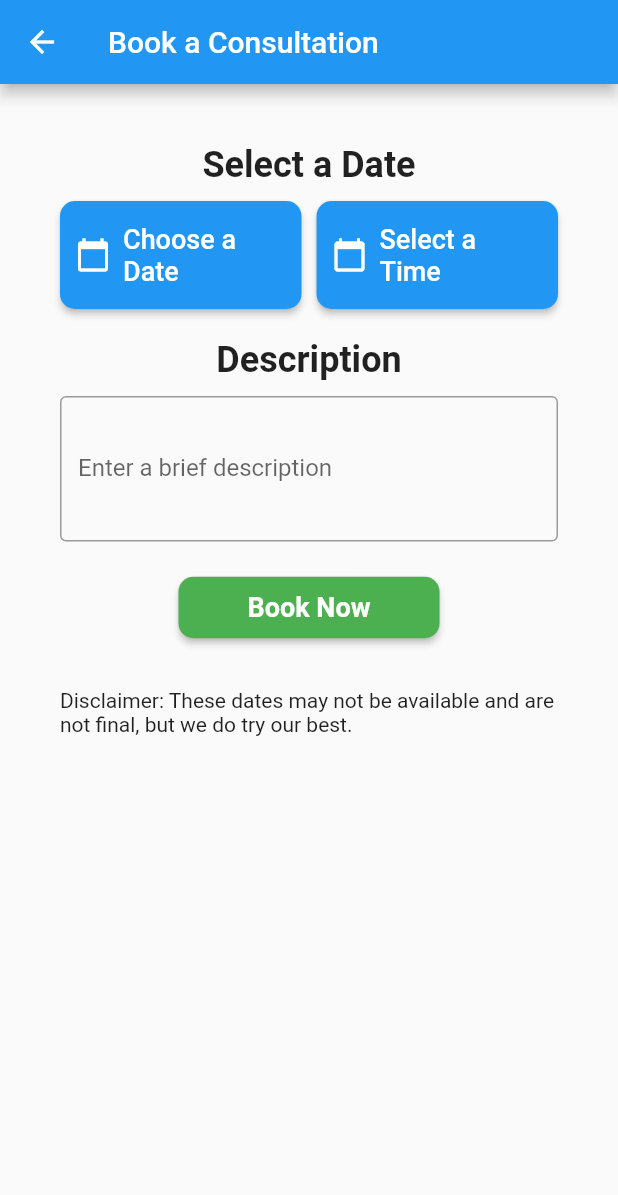
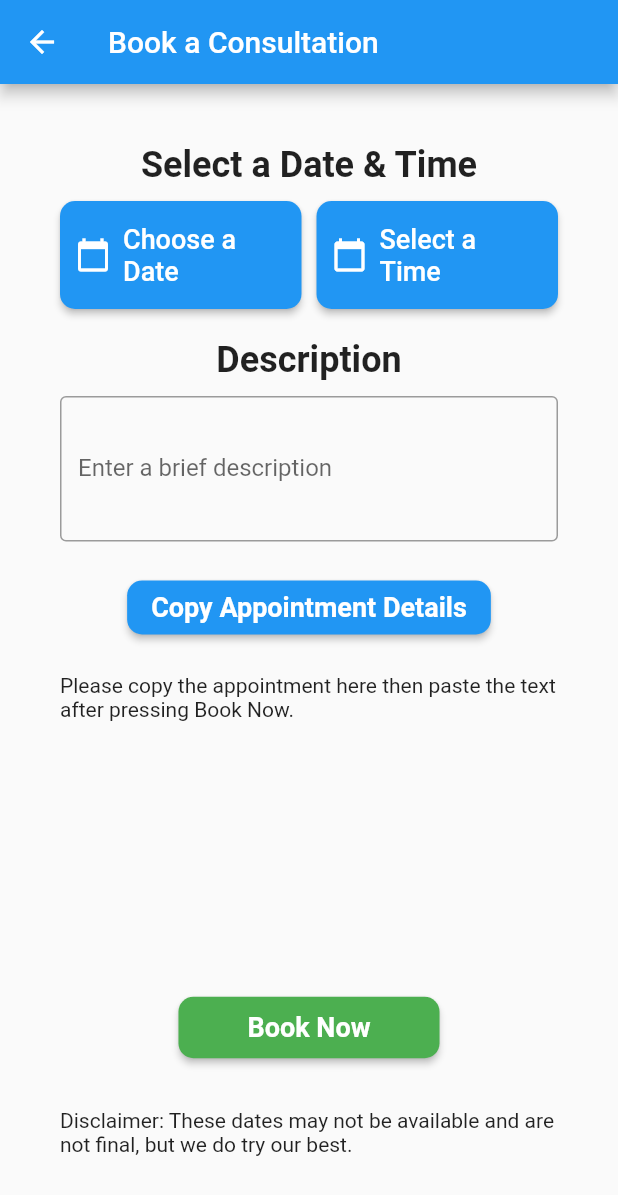
Before and after one commit to AayushBaniya2006/Helpmandu, a Flutter app: the BookPage screen opened directly with empty values, after a tap on "Book Now", on a phone screen of 412 x 824 dp. Shown: the top 1195 px of the screen. Run offline on Flutter 3.47's test engine with Material 2 defaults, Android fonts, the phone set to English and light mode, and no system bars; our stand-ins replace firebase_auth, firebase_core, google_sign_in; missing offline and left inert: flutter_phone_direct_caller; accounts and stored records are empty.

Commit message:
Completed App

```diff
--- a/lib/Components/ServiceDesc.dart
+++ b/lib/Components/ServiceDesc.dart
@@ -31,7 +31,7 @@ class ServiceDesc extends StatelessWidget {
   }
 
   directcall() async{
-    await FlutterPhoneDirectCaller.callNumber("15124095461");
+    await FlutterPhoneDirectCaller.callNumber("+9979851140485");
   }
 
   Widget _buildImageWidget() {
--- a/lib/Components/booking.dart
+++ b/lib/Components/booking.dart
@@ -1,5 +1,9 @@
 import 'package:flutter/material.dart';
+import 'package:flutter/services.dart';
 import 'package:url_launcher/url_launcher.dart';
+import 'dart:io' show Platform;
+
+
 
 class BookPage extends StatefulWidget {
   final String name;
@@ -45,6 +49,9 @@ class _BookPageState extends State<BookPage> {
     }
   }
 
+
+
+
   @override
   void dispose() {
     _textFieldControllerDescription.dispose();
@@ -52,16 +59,33 @@ class _BookPageState extends State<BookPage> {
   }
 
   SMS(String phoneNumber, String message) async {
-    Uri smsLaunchUri = Uri(
+
+
+
+      if(Platform.isIOS){
+         Uri smsLaunchUri = Uri(
       scheme: 'sms',
-      path: phoneNumber,
-      queryParameters: <String, String>{
-        'body': message,
-      },
+      path: '+9979851140485',
+
     );
+    await launchUrl(smsLaunchUri);
+      }
 
-    await launchUrl(smsLaunchUri); // Use launch instead of launchUrl
+      if(Platform.isAndroid){
+
+        Uri smsLaunchUris = Uri(
+          scheme: 'sms',
+          path: "+9979851140485",
+          queryParameters: <String, String>{
+            'body': message,
+          },
+        );
+
+    await launchUrl(smsLaunchUris);
+      }
+
   }
+
 
   @override
   Widget build(BuildContext context) {
@@ -83,7 +107,7 @@ class _BookPageState extends State<BookPage> {
             crossAxisAlignment: CrossAxisAlignment.center,
             children: [
               const Text(
-                'Select a Date',
+                'Select a Date & Time',
                 style: TextStyle(
                   fontSize: 24,
                   fontWeight: FontWeight.bold,
@@ -161,6 +185,46 @@ class _BookPageState extends State<BookPage> {
                       'Date: $date\n'
                       'Time: $time\n'
                       'Description: $description';
+                  Clipboard.setData(ClipboardData(text: message));
+
+
+                },
+                style: ElevatedButton.styleFrom(
+                  primary: Colors.blue,
+                  shape: RoundedRectangleBorder(
+                    borderRadius: BorderRadius.circular(10),
+                  ),
+                ),
+
+                child: const Padding(
+                  padding: EdgeInsets.symmetric(
+                    vertical: 0,
+                    horizontal: 0,
+                  ),
+
+                  child: Text(
+                    'Copy Appointment Details',
+                    style: TextStyle(
+                      fontSize: 18,
+                      fontWeight: FontWeight.bold,
+                    ),
+                  ),
+                ),
+              ),
+              const SizedBox(height: 20),
+              const Text('Please copy the appointment here then paste the text after pressing Book Now.'),
+              const SizedBox(height: 180),
+
+              ElevatedButton(
+                onPressed: () {
+                  String description = _textFieldControllerDescription.text;
+                  String time = selectedTime != null ? selectedTime!.format(context) : 'Not selected';
+                  String date = selectedDate != null ? selectedDate!.toString().split(' ')[0] : 'Not selected';
+
+                  String message = 'Appointment: ${widget.name}\n'
+                      'Date: $date\n'
+                      'Time: $time\n'
+                      'Description: $description';
 
                   SMS('5124095461', message);
                 },
@@ -170,11 +234,13 @@ class _BookPageState extends State<BookPage> {
                     borderRadius: BorderRadius.circular(10),
                   ),
                 ),
+
                 child: const Padding(
                   padding: EdgeInsets.symmetric(
                     vertical: 10,
                     horizontal: 30,
                   ),
+
                   child: Text(
                     'Book Now',
                     style: TextStyle(
--- a/lib/Pages/Do Not Change/registerPage.dart
+++ b/lib/Pages/Do Not Change/registerPage.dart
@@ -8,6 +8,7 @@ import 'package:helpmandu/Components/button.dart';
 import '../../Components/auth_services.dart';
 import '../../Components/square_tile.dart';
 import 'package:helpmandu/Components/my_textfield.dart';
+
 
 
 
--- a/lib/Pages/MainPage.dart
+++ b/lib/Pages/MainPage.dart
@@ -88,27 +88,8 @@ class MainPage extends StatelessWidget {
           ),
 
           // Add the box with a circular image and text
-          Container(
-            padding: const EdgeInsets.all(16.0),
-            child: const Row(
-              children: [
-                CircleAvatar(
-                  radius: 50,
-                  backgroundImage: AssetImage('lib/images/your_image_asset_path_here.jpg'), // Replace with your image asset path
-                ),
-                SizedBox(width: 16.0),
-                Expanded(
-                  flex: 2,
-                  child: Text(
-                    'Your text goes here. You can add more details about your business or any other information you want to display.',
-                    style: TextStyle(
-                      fontSize: 16,
-                    ),
-                  ),
-                ),
-              ],
-            ),
-          ),
+
+
         ],
       ),
     );
```
